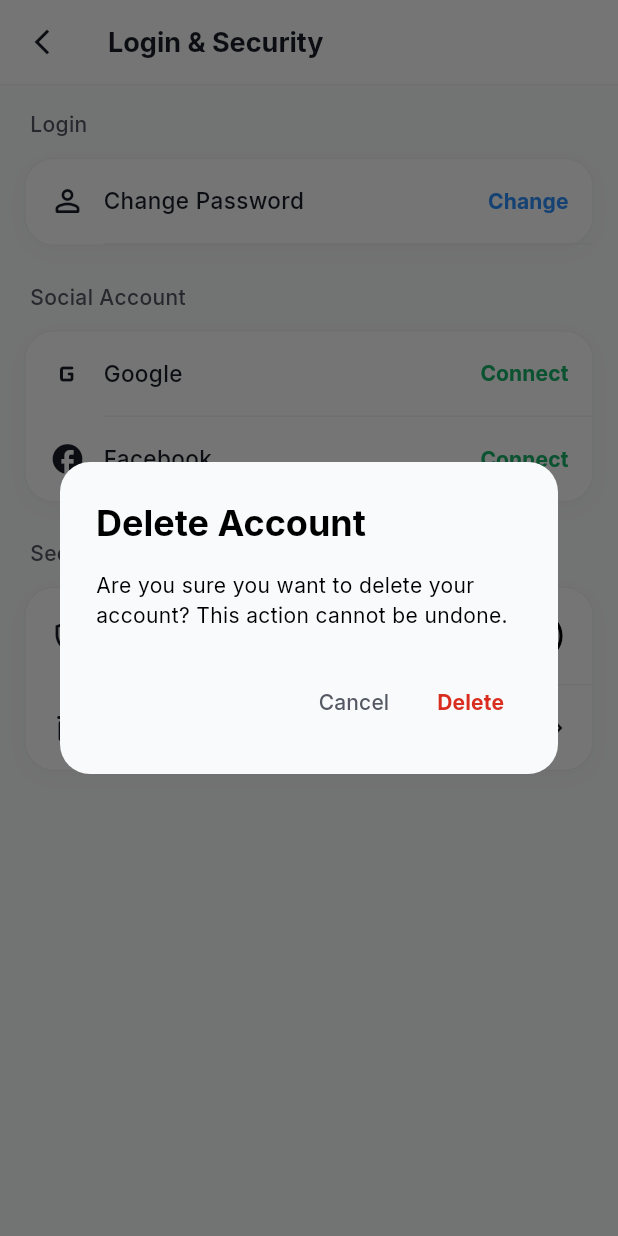
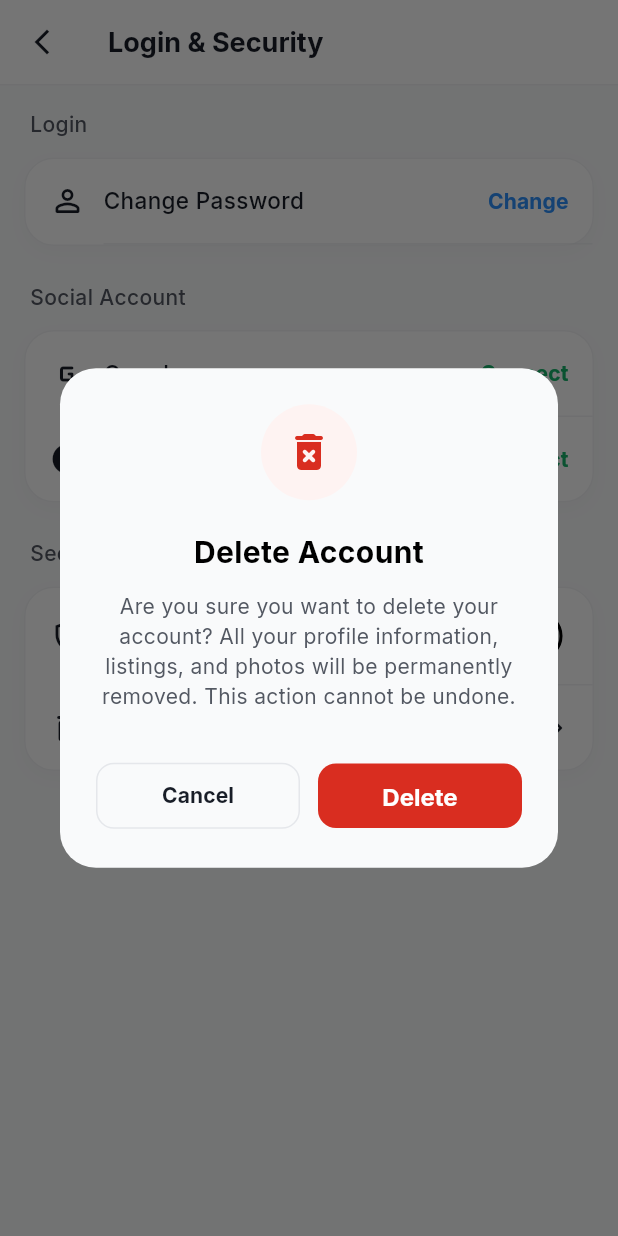
Before and after one commit to DevenAndroid/catch_ride, a Flutter app: the AccountSettingsView screen opened directly, after a tap on "Delete you Account", on a phone screen of 412 x 824 dp. Run offline on Flutter 3.47's test engine with Material 3 defaults, Android fonts, the phone set to English and light mode, and no system bars; our stand-ins replace cached_network_image, firebase_auth, firebase_core, firebase_messaging, flutter_local_notifications, flutter_svg and 12 more; accounts and stored records are empty; network calls fail.

Commit message:
Worked on :
new release

```diff
--- a/lib/constant/app_strings.dart
+++ b/lib/constant/app_strings.dart
@@ -44,6 +44,7 @@ class AppStrings {
   static const String email = 'Email';
   static const String emptyString = '******';
   static const String enterBusinessName = 'Enter business name';
+  static const String enterRelationshipName = 'Enter relationship name';
   static const String enterBarnLocation = 'Enter barn location';
   static const String enterPhoneNumber = 'Enter phone number';
   static const String enterYourBusinessName = 'Enter your business name';
@@ -100,7 +101,7 @@ class AppStrings {
   static const String phoneNumber = 'Phone Number';
   static const String pleaseFillInAllFields = 'Please fill in all fields';
   static const String pleaseProvideFourReferences =
-      'Please provide four professional references who can speak to your experience and reliability.';
+      'Please provide two professional references who can speak to your experience and reliability.';
   static const String professionalHorseTrainer = 'Professional Horse Trainer';
   static const String profilePhoto = 'Profile Photo';
   static const String profileSetup = 'Profile setup';
--- a/lib/constant/app_urls.dart
+++ b/lib/constant/app_urls.dart
@@ -9,7 +9,7 @@ class AppUrls {
     return 'localhost';
   }
 
-  static bool isLive = true;
+  static bool isLive = true ;
 
   static String get baseUrl {
     try {
--- a/lib/controllers/profile_controller.dart
+++ b/lib/controllers/profile_controller.dart
@@ -376,6 +376,7 @@ class ProfileController extends GetxController {
   bool get pushNotificationsEnabled =>
       displayUser?.pushNotificationsEnabled ?? true;
   bool get isActive => status.toLowerCase() == 'active';
+  String get joinedDate => displayUser?.createdAt?.year.toString() ?? '2025';
 
   // Professional Data
   String get barnName => displayUser?.barnName ?? '';
--- a/lib/controllers/support_controller.dart
+++ b/lib/controllers/support_controller.dart
@@ -195,13 +195,6 @@ class SupportController extends GetxController {
       );
 
       if (response.isOk) {
-        Get.snackbar(
-          'Success',
-          'Thank you for your feedback!',
-          snackPosition: SnackPosition.BOTTOM,
-          backgroundColor: const Color(0xFF17B26A),
-          colorText: Colors.white,
-        );
         return true;
       } else {
         String errorMsg = 'Failed to submit feedback';
--- a/lib/models/user_model.dart
+++ b/lib/models/user_model.dart
@@ -32,6 +32,7 @@ class UserModel {
   final BarnManager? linkedBarnManager;
   final TrainerLinkedModel? linkedTrainer;
   final String? yearsInIndustry;
+  final DateTime? createdAt;
 
   UserModel({
     this.id,
@@ -65,6 +66,7 @@ class UserModel {
     this.linkedBarnManager,
     this.linkedTrainer,
     this.yearsInIndustry,
+    this.createdAt,
   });
 
   String get fullName => '$firstName $lastName'.trim();
@@ -165,6 +167,7 @@ class UserModel {
       linkedTrainer: json['role'] == 'barn_manager' && json['trainerId'] is Map
           ? TrainerLinkedModel.fromJson(json['trainerId'])
           : null,
+      createdAt: json['createdAt'] != null ? DateTime.parse(json['createdAt']) : null,
     );
   }
 
@@ -200,6 +203,7 @@ class UserModel {
       if (linkedBarnManager != null)
         'linkedBarnManager': linkedBarnManager!.toJson(),
       if (linkedTrainer != null) 'linkedTrainer': linkedTrainer!.toJson(),
+      if (createdAt != null) 'createdAt': createdAt!.toIso8601String(),
     };
   }
 }
--- a/lib/view/select_role_view.dart
+++ b/lib/view/select_role_view.dart
@@ -33,12 +33,12 @@ class _SelectRoleViewState extends State<SelectRoleView> {
       'value': AppStrings.trainer,
       'backendValue': 'trainer',
     },
-    {
+/*    {
       'title': AppStrings.serviceProvider,
       'subtitle': AppStrings.offerServicesAndAcceptBookings,
       'value': AppStrings.serviceProvider,
       'backendValue': 'service_provider',
-    },
+    },*/
     /*    {
       'title': AppStrings.barnManager,
       'subtitle': AppStrings.manageBarnOperations,
--- a/lib/view/trainer/settings/account_settings_view.dart
+++ b/lib/view/trainer/settings/account_settings_view.dart
@@ -357,44 +357,116 @@ class _AccountSettingsViewState extends State<AccountSettingsView> {
   }
 
   void _showDeleteAccountDialog(BuildContext context) {
-    showDialog(
-      context: context,
-      builder: (context) => AlertDialog(
-        shape: RoundedRectangleBorder(borderRadius: BorderRadius.circular(20)),
-        title: const CommonText('Delete Account', fontWeight: FontWeight.bold),
-        content: const CommonText(
-          'Are you sure you want to delete your account? This action cannot be undone.',
+    Get.dialog(
+      Dialog(
+        shape: RoundedRectangleBorder(borderRadius: BorderRadius.circular(24)),
+        child: Padding(
+          padding: const EdgeInsets.all(24),
+          child: Column(
+            mainAxisSize: MainAxisSize.min,
+            children: [
+              Container(
+                padding: const EdgeInsets.all(16),
+                decoration: BoxDecoration(
+                  color: const Color(0xFFFEF3F2),
+                  shape: BoxShape.circle,
                 ),
-        actions: [
-          TextButton(
+                child: const Icon(
+                  Icons.delete_forever_rounded,
+                  color: Color(0xFFD92D20),
+                  size: 32,
+                ),
+              ),
+              const SizedBox(height: 20),
+              const CommonText(
+                'Delete Account',
+                fontSize: 20,
+                fontWeight: FontWeight.bold,
+                textAlign: TextAlign.center,
+              ),
+              const SizedBox(height: 12),
+              CommonText(
+                'Are you sure you want to delete your account? All your profile information, listings, and photos will be permanently removed. This action cannot be undone.',
+                fontSize: 14,
+                color: AppColors.textSecondary,
+                textAlign: TextAlign.center,
+              ),
+              const SizedBox(height: 32),
+              Row(
+                children: [
+                  Expanded(
+                    child: OutlinedButton(
                       onPressed: () => Get.back(),
-            child: const CommonText('Cancel', color: AppColors.textSecondary),
+                      style: OutlinedButton.styleFrom(
+                        padding: const EdgeInsets.symmetric(vertical: 12),
+                        shape: RoundedRectangleBorder(borderRadius: BorderRadius.circular(12)),
+                        side: BorderSide(color: AppColors.border),
                       ),
-          TextButton(
+                      child: const CommonText(
+                        'Cancel',
+                        fontWeight: FontWeight.bold,
+                        color: AppColors.textPrimary,
+                      ),
+                    ),
+                  ),
+                  const SizedBox(width: 12),
+                  Expanded(
+                    child: ElevatedButton(
                       onPressed: () async {
                         final userId = authController.currentUser.value?.id ?? '';
+                        if (userId.isEmpty) {
+                          Get.snackbar('Error', 'User ID not found');
+                          return;
+                        }
+
+                        // Close dialog before starting process
+                        Get.back();
+
+                        // Show a global loading indicator or use controller state
                         final success = await controller.deleteAccount(userId);
+
                         if (success) {
-                Get.back();
+                          Get.snackbar(
+                            'Account Deleted',
+                            'Your account and data have been removed.',
+                            snackPosition: SnackPosition.BOTTOM,
+                            backgroundColor: Colors.green,
+                            colorText: Colors.white,
+                          );
+                          // Small delay to let the toast be seen
+                          await Future.delayed(const Duration(seconds: 1));
                           authController.logout();
                         } else {
                           Get.snackbar(
                             'Error',
-                  'Failed to delete account',
+                            'Failed to delete account. Please contact support.',
                             snackPosition: SnackPosition.BOTTOM,
                             backgroundColor: Colors.red,
                             colorText: Colors.white,
                           );
                         }
                       },
+                      style: ElevatedButton.styleFrom(
+                        backgroundColor: const Color(0xFFD92D20),
+                        foregroundColor: Colors.white,
+                        padding: const EdgeInsets.symmetric(vertical: 12),
+                        elevation: 0,
+                        shape: RoundedRectangleBorder(borderRadius: BorderRadius.circular(12)),
+                      ),
                       child: const CommonText(
                         'Delete',
-              color: Color(0xFFD92D20),
                         fontWeight: FontWeight.bold,
+                        color: Colors.white,
+                      ),
                     ),
                   ),
                 ],
               ),
+            ],
+          ),
+        ),
+      ),
+      barrierDismissible: false,
     );
   }
 }
--- a/lib/view/trainer/settings/edit_profile.dart
+++ b/lib/view/trainer/settings/edit_profile.dart
@@ -341,7 +341,7 @@ class _EditProfileViewState extends State<EditProfileView> {
         _buildTextField(
           'Barn Name',
           _barnNameController,
-          hint: 'Enter your business name',
+          hint: 'Enter your barn name',
           isRequired: true,
         ),
         const SizedBox(height: 20),
@@ -355,7 +355,7 @@ class _EditProfileViewState extends State<EditProfileView> {
         _buildTextField(
           'Location II',
           _location2Controller,
-          hint: 'Enter your business name',
+          hint: 'Enter barn location',
           suffix: '(optional)',
         ),
       ],
--- a/lib/view/trainer/settings/feedback_view.dart
+++ b/lib/view/trainer/settings/feedback_view.dart
@@ -252,6 +252,14 @@ class _FeedbackViewState extends State<FeedbackView> {
 
                   if (success) {
                     Get.back();
+                    Get.snackbar(
+                      'Success',
+                      'Thank you for your feedback!',
+                      snackPosition: SnackPosition.BOTTOM,
+                      backgroundColor: const Color(0xFF17B26A),
+                      colorText: Colors.white,
+                      duration: const Duration(seconds: 3),
+                    );
                   }
                 },
           child: Container(
--- a/lib/view/trainer/settings/profile_information_view.dart
+++ b/lib/view/trainer/settings/profile_information_view.dart
@@ -51,7 +51,7 @@ class ProfileInformationView extends StatelessWidget {
           ),
           child: Obx(() {
             // Format joined date
-            String joinedDate = '2025';
+            String joinedDate = profileController.joinedDate;
 
             return Column(
               crossAxisAlignment: CrossAxisAlignment.start,
--- a/lib/view/trainer/trainer_complete_profile_view.dart
+++ b/lib/view/trainer/trainer_complete_profile_view.dart
@@ -337,7 +337,7 @@ class _TrainerCompleteProfileViewState
         _buildTextField(
           'Barn Name',
           _barnNameController,
-          hint: 'Enter your business name',
+          hint: 'Enter your barn name',
           isRequired: true,
           validator: RequiredValidator(
             errorText: 'Please enter your barn name',
@@ -355,7 +355,7 @@ class _TrainerCompleteProfileViewState
         _buildTextField(
           'Location II',
           _location2Controller,
-          hint: 'Enter your business name',
+          hint: 'Enter barn location',
           suffix: '(optional)',
         ),
       ],
--- a/lib/view/trainer/trainer_profile_setup_view.dart
+++ b/lib/view/trainer/trainer_profile_setup_view.dart
@@ -329,7 +329,7 @@ class _TrainerProfileSetupViewState extends State<TrainerProfileSetupView> {
                 CommonTextField(
                   controller: _refRelationControllers[index],
                   label: AppStrings.relationship,
-                  hintText: AppStrings.enterBusinessName, // As per image hint
+                  hintText: AppStrings.enterRelationshipName, // As per image hint
                 ),
                 if (index < 1) const SizedBox(height: 24),
               ],
```
Also changed, not shown: 2 other files. Lines whose indentation alone changed are shown as unchanged.
